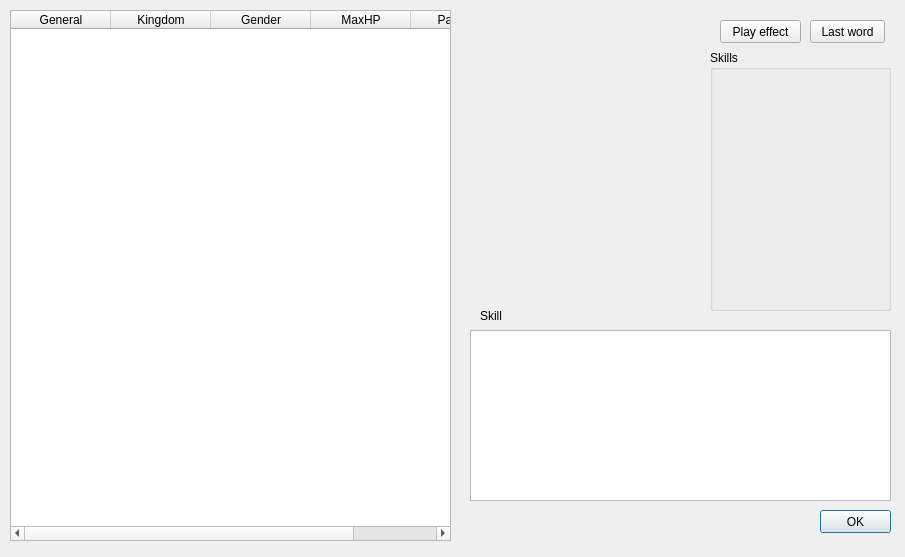
The window that src/generaloverview.ui (Mogara/QSanguosha) describes before a commit, drawn with Qt 5.
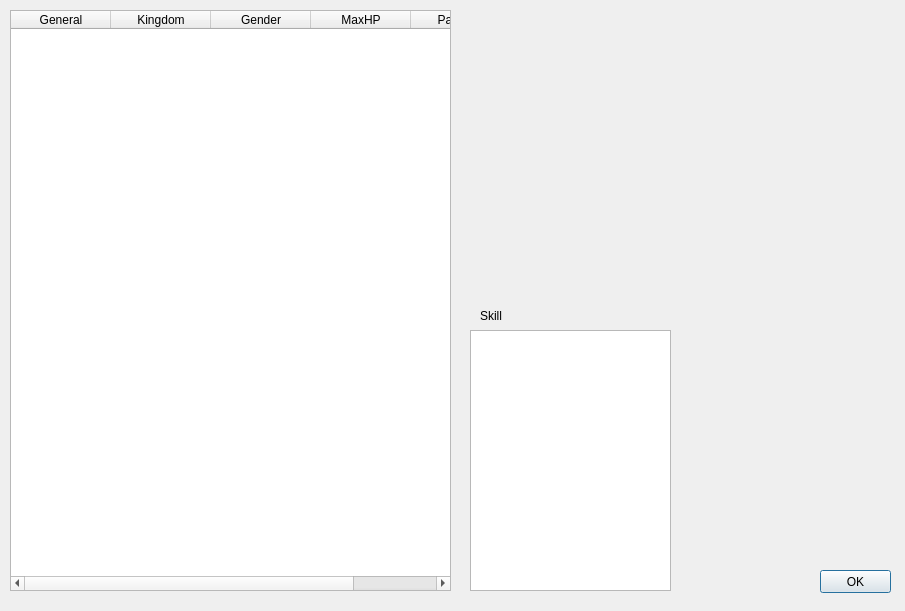
The same window after the commit. Icons and pictures are not drawn.

```diff
--- a/src/generaloverview.ui
+++ b/src/generaloverview.ui
@@ -10,7 +10,7 @@
     <x>0</x>
     <y>0</y>
     <width>905</width>
-    <height>557</height>
+    <height>611</height>
    </rect>
   </property>
   <property name="windowTitle">
@@ -22,7 +22,7 @@
      <x>10</x>
      <y>10</y>
      <width>441</width>
-     <height>531</height>
+     <height>581</height>
     </rect>
    </property>
    <property name="editTriggers">
@@ -67,7 +67,7 @@
    <property name="geometry">
     <rect>
      <x>820</x>
-     <y>510</y>
+     <y>570</y>
      <width>71</width>
      <height>23</height>
     </rect>
@@ -94,65 +94,55 @@
     <rect>
      <x>470</x>
      <y>330</y>
-     <width>421</width>
-     <height>171</height>
-    </rect>
-   </property>
-   <property name="readOnly">
-    <bool>true</bool>
-   </property>
-  </widget>
-  <widget class="QPushButton" name="playEffecButton">
-   <property name="geometry">
-    <rect>
-     <x>720</x>
-     <y>20</y>
-     <width>81</width>
-     <height>23</height>
-    </rect>
-   </property>
-   <property name="text">
-    <string>Play effect</string>
-   </property>
-  </widget>
-  <widget class="QPushButton" name="lastWordButton">
-   <property name="geometry">
-    <rect>
-     <x>810</x>
-     <y>20</y>
-     <width>75</width>
-     <height>23</height>
-    </rect>
-   </property>
-   <property name="text">
-    <string>Last word</string>
-   </property>
-  </widget>
-  <widget class="QGroupBox" name="skillGroupBox">
-   <property name="geometry">
-    <rect>
-     <x>710</x>
-     <y>50</y>
-     <width>181</width>
+     <width>201</width>
      <height>261</height>
     </rect>
    </property>
-   <property name="title">
-    <string>Skills</string>
+   <property name="readOnly">
+    <bool>true</bool>
    </property>
   </widget>
   <widget class="QLabel" name="generalPhoto">
    <property name="geometry">
     <rect>
-     <x>480</x>
+     <x>470</x>
      <y>10</y>
-     <width>221</width>
-     <height>291</height>
+     <width>200</width>
+     <height>290</height>
     </rect>
    </property>
    <property name="text">
     <string/>
    </property>
+   <property name="pixmap">
+    <pixmap>../image/generals/card/caocao.jpg</pixmap>
+   </property>
+  </widget>
+  <widget class="QScrollArea" name="scrollArea">
+   <property name="geometry">
+    <rect>
+     <x>680</x>
+     <y>20</y>
+     <width>211</width>
+     <height>531</height>
+    </rect>
+   </property>
+   <property name="frameShape">
+    <enum>QFrame::NoFrame</enum>
+   </property>
+   <property name="widgetResizable">
+    <bool>true</bool>
+   </property>
+   <widget class="QWidget" name="scrollAreaWidgetContents">
+    <property name="geometry">
+     <rect>
+      <x>0</x>
+      <y>0</y>
+      <width>211</width>
+      <height>531</height>
+     </rect>
+    </property>
+   </widget>
   </widget>
  </widget>
  <resources/>
```
